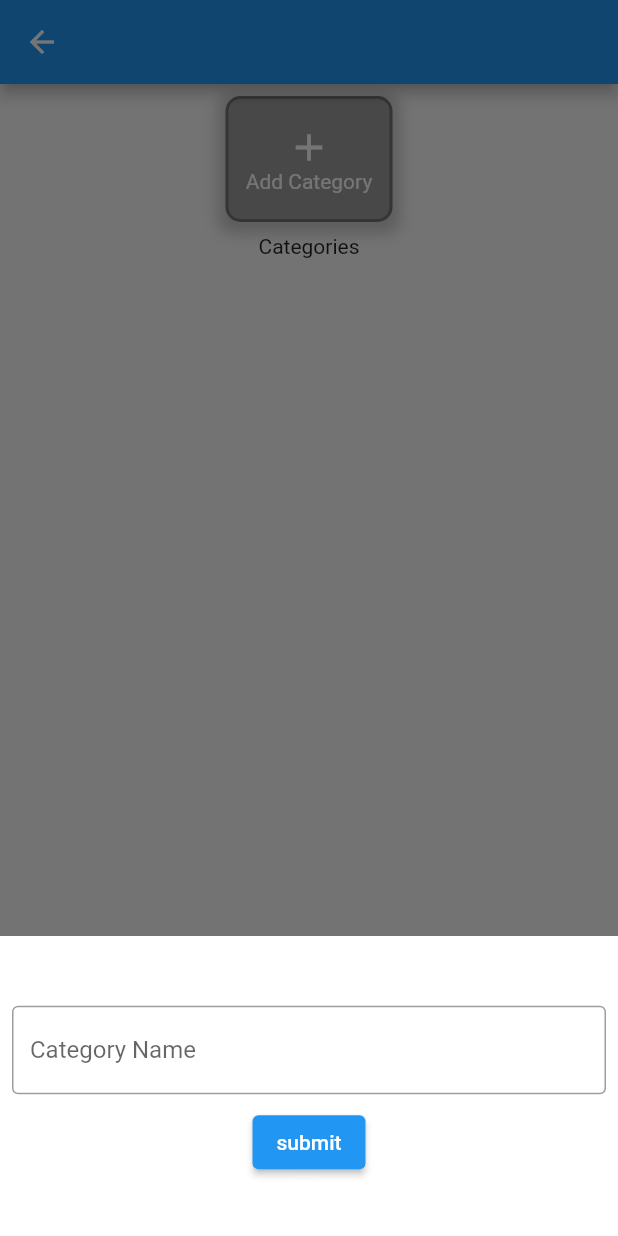
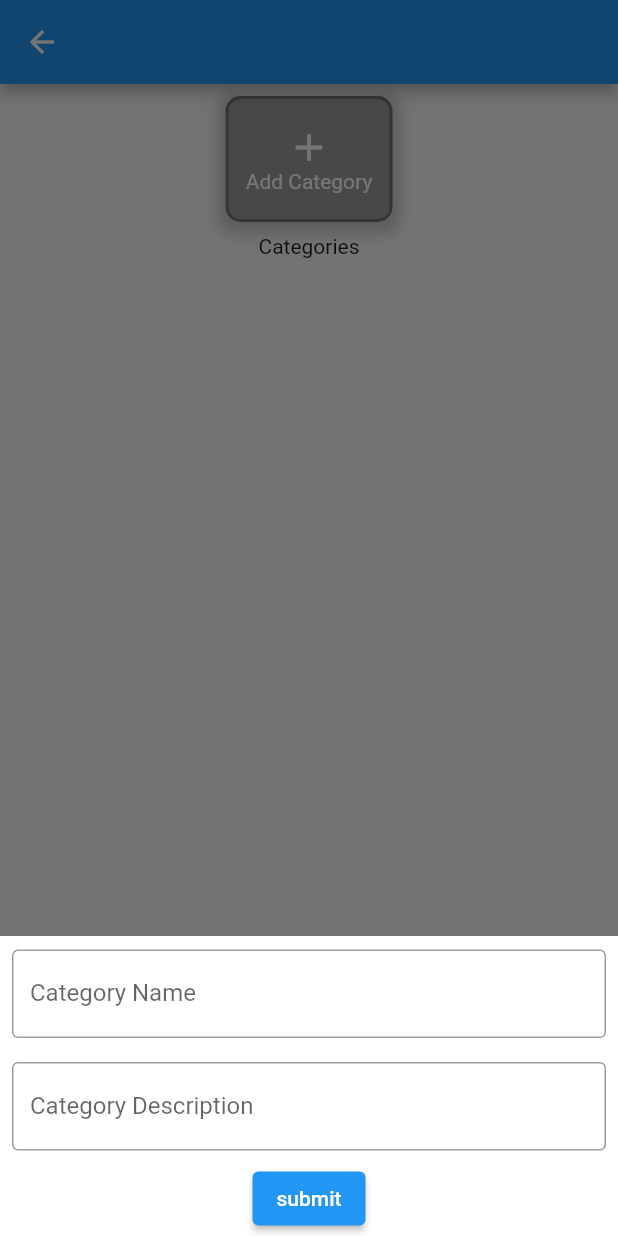
Before and after one commit to jaswinda/git_flutter_demo, a Flutter app: the Categories screen opened directly, after a tap on "Add Category", on a phone screen of 412 x 824 dp. Run offline on Flutter 3.47's test engine with Material 2 defaults, Android fonts, the phone set to English and light mode, and no system bars; our stand-ins replace get, shared_preferences; missing offline and left inert: tabnavigator; accounts and stored records are empty; network calls fail.

Commit message:
categoryes

```diff
--- a/lib/utils/api.dart
+++ b/lib/utils/api.dart
@@ -1,3 +1,5 @@
 const BASE_URL = "http://192.168.1.81/test";
 const SIGNUP_API = "$BASE_URL/signup.php";
 const SIGNIN_API = "$BASE_URL/login.php";
+const ADD_CATEGORY_API = "$BASE_URL/addCategory.php";
+const UPDATE_CATEGORY_API = "$BASE_URL/login.php";
--- /dev/null
+++ b/lib/views/admin/components/add_category.dart
@@ -0,0 +1,51 @@
+import 'package:flutter/material.dart';
+import 'package:get/get.dart';
+import 'package:git_flutter_demo/controllers/category_controller.dart';
+import 'package:git_flutter_demo/views/conponents/custom_text_field.dart';
+
+class AddCategory extends StatelessWidget {
+  final TextEditingController nameController;
+  final TextEditingController descriptionController;
+  final categoryController = Get.put(CategoryController());
+  AddCategory(
+      {Key? key,
+      required this.nameController,
+      required this.descriptionController})
+      : super(key: key);
+
+  @override
+  Widget build(BuildContext context) {
+    return Container(
+      height: 200,
+      color: Colors.white,
+      child: Column(
+        mainAxisAlignment: MainAxisAlignment.center,
+        children: [
+          CustomTextField(
+            label: 'Category Name',
+            controller: nameController,
+            validator: (value) {
+              return null;
+            },
+          ),
+          CustomTextField(
+            label: 'Category Description',
+            controller: descriptionController,
+            validator: (value) {
+              return null;
+            },
+          ),
+          ElevatedButton(
+              onPressed: () {
+                var data = {
+                  "name": nameController.text,
+                  "description": descriptionController.text
+                };
+                categoryController.add(data);
+              },
+              child: const Text("submit"))
+        ],
+      ),
+    );
+  }
+}
--- a/lib/views/admin/pages/category_page.dart
+++ b/lib/views/admin/pages/category_page.dart
@@ -1,7 +1,7 @@
 import 'package:flutter/material.dart';
 import 'package:get/get.dart';
+import 'package:git_flutter_demo/views/admin/components/add_category.dart';
 import 'package:git_flutter_demo/views/admin/components/admin_button.dart';
-import 'package:git_flutter_demo/views/conponents/custom_text_field.dart';
 
 class Categories extends StatelessWidget {
   const Categories({Key? key}) : super(key: key);
@@ -14,29 +14,9 @@ class Categories extends StatelessWidget {
         children: [
           AdminButton(
               onTap: () {
-                Get.bottomSheet(
-                  Container(
-                    height: 200,
-                    color: Colors.white,
-                    child: Column(
-                      mainAxisAlignment: MainAxisAlignment.center,
-                      children: [
-                        CustomTextField(
-                          label: 'Category Name',
-                          controller: TextEditingController(),
-                          validator: (value) {
-                            if (!value!.contains('@')) {
-                              return 'Please enter a valid email';
-                            }
-                            return null;
-                          },
-                        ),
-                        ElevatedButton(
-                            onPressed: () {}, child: const Text("submit"))
-                      ],
-                    ),
-                  ),
-                );
+                Get.bottomSheet(AddCategory(
+                    nameController: TextEditingController(),
+                    descriptionController: TextEditingController()));
               },
               icon: Icons.add),
           const Center(
--- a/lib/views/pages/signin.dart
+++ b/lib/views/pages/signin.dart
@@ -68,7 +68,6 @@ class SignIn extends StatelessWidget {
                                       'email': emailController.text,
                                       'password': passwordController.text
                                     };
-                                    print(data);
                                     authenticationController.signIn(data);
                                   }
                                 },
```
Also changed, not shown: lib/controllers/category_controller.dart (added, +30 -0 lines).
